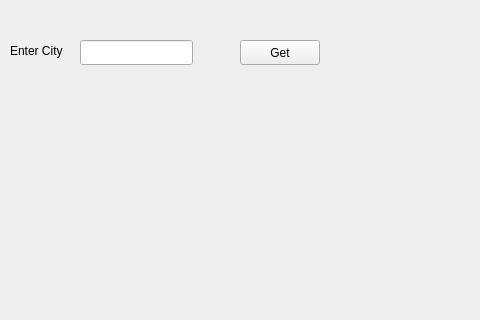
Above: include/mainwindow.ui from novapix/weatherapp before the change; both pictures show x 0 to 480 and y 0 to 320 of the 480 by 960 pixel window. Below: the same form after it.
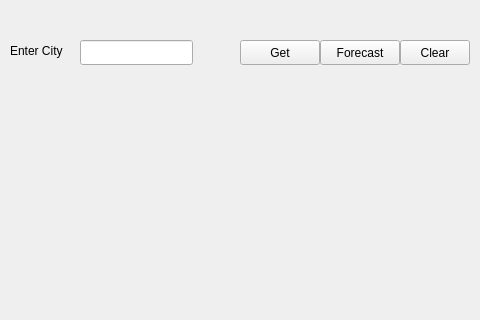
That is the form after the change.

Commit message: Add Button and handler for Clear

The edit to the form file:
```diff
--- a/include/mainwindow.ui
+++ b/include/mainwindow.ui
@@ -106,6 +106,32 @@
      <bool>true</bool>
     </property>
    </widget>
+   <widget class="QPushButton" name="btnForecast">
+    <property name="geometry">
+     <rect>
+      <x>320</x>
+      <y>40</y>
+      <width>80</width>
+      <height>25</height>
+     </rect>
+    </property>
+    <property name="text">
+     <string>Forecast</string>
+    </property>
+   </widget>
+   <widget class="QPushButton" name="btnClear">
+    <property name="geometry">
+     <rect>
+      <x>400</x>
+      <y>40</y>
+      <width>70</width>
+      <height>25</height>
+     </rect>
+    </property>
+    <property name="text">
+     <string>Clear</string>
+    </property>
+   </widget>
   </widget>
  </widget>
  <resources/>
```
The commit also changes 3 other files.
